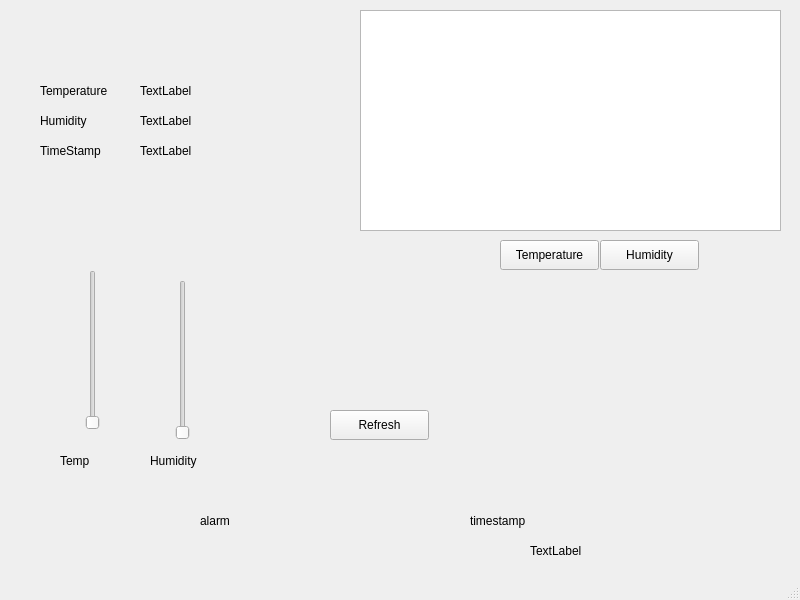
VatsalSheth/Embedded-Interface-Design, file Project_1/project1_GUI.ui: the form before one commit.
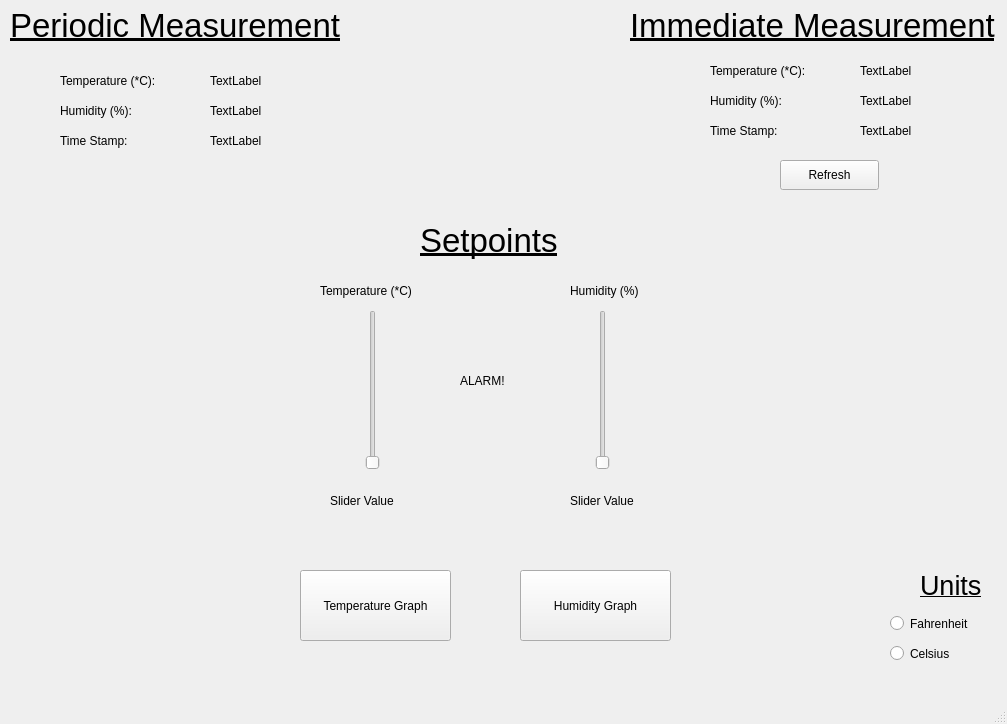
The form after the commit.

Commit message: Changed the layout of the GUI as per our brainstorming session early this afternoon

Diff of the .ui file:
```diff
--- a/Project_1/project1_GUI.ui
+++ b/Project_1/project1_GUI.ui
@@ -6,8 +6,8 @@
    <rect>
     <x>0</x>
     <y>0</y>
-    <width>800</width>
-    <height>600</height>
+    <width>1007</width>
+    <height>724</height>
    </rect>
   </property>
   <property name="windowTitle">
@@ -17,8 +17,8 @@
    <widget class="QPushButton" name="button_refresh">
     <property name="geometry">
      <rect>
-      <x>330</x>
-      <y>410</y>
+      <x>780</x>
+      <y>160</y>
       <width>99</width>
       <height>30</height>
      </rect>
@@ -27,47 +27,37 @@
      <string>Refresh</string>
     </property>
    </widget>
-   <widget class="QGraphicsView" name="display_graph">
-    <property name="geometry">
-     <rect>
-      <x>360</x>
-      <y>10</y>
-      <width>421</width>
-      <height>221</height>
-     </rect>
-    </property>
-   </widget>
    <widget class="QPushButton" name="button_temp">
     <property name="geometry">
      <rect>
-      <x>500</x>
-      <y>240</y>
-      <width>99</width>
-      <height>30</height>
+      <x>300</x>
+      <y>570</y>
+      <width>151</width>
+      <height>71</height>
      </rect>
     </property>
     <property name="text">
-     <string>Temperature</string>
+     <string>Temperature Graph</string>
     </property>
    </widget>
    <widget class="QPushButton" name="button_humidity">
     <property name="geometry">
      <rect>
-      <x>600</x>
-      <y>240</y>
-      <width>99</width>
-      <height>30</height>
+      <x>520</x>
+      <y>570</y>
+      <width>151</width>
+      <height>71</height>
      </rect>
     </property>
     <property name="text">
-     <string>Humidity</string>
+     <string>Humidity Graph</string>
     </property>
    </widget>
    <widget class="QLabel" name="label_temp">
     <property name="geometry">
      <rect>
-      <x>140</x>
-      <y>80</y>
+      <x>210</x>
+      <y>70</y>
       <width>68</width>
       <height>22</height>
      </rect>
@@ -79,8 +69,8 @@
    <widget class="QLabel" name="label_humidity">
     <property name="geometry">
      <rect>
-      <x>140</x>
-      <y>110</y>
+      <x>210</x>
+      <y>100</y>
       <width>71</width>
       <height>21</height>
      </rect>
@@ -92,73 +82,47 @@
    <widget class="QLabel" name="label_3">
     <property name="geometry">
      <rect>
-      <x>40</x>
-      <y>80</y>
-      <width>91</width>
+      <x>60</x>
+      <y>70</y>
+      <width>131</width>
       <height>22</height>
      </rect>
     </property>
     <property name="text">
-     <string>Temperature</string>
+     <string>Temperature (*C):</string>
     </property>
    </widget>
    <widget class="QLabel" name="label_4">
     <property name="geometry">
      <rect>
-      <x>40</x>
-      <y>110</y>
-      <width>91</width>
+      <x>60</x>
+      <y>100</y>
+      <width>101</width>
       <height>22</height>
      </rect>
     </property>
     <property name="text">
-     <string>Humidity</string>
-    </property>
-   </widget>
-   <widget class="QLabel" name="label_5">
-    <property name="geometry">
-     <rect>
-      <x>530</x>
-      <y>540</y>
-      <width>261</width>
-      <height>22</height>
-     </rect>
-    </property>
-    <property name="text">
-     <string>TextLabel</string>
-    </property>
-   </widget>
-   <widget class="QLabel" name="label_timestamp">
-    <property name="geometry">
-     <rect>
-      <x>470</x>
-      <y>510</y>
-      <width>321</width>
-      <height>22</height>
-     </rect>
-    </property>
-    <property name="text">
-     <string>timestamp</string>
+     <string>Humidity (%):</string>
     </property>
    </widget>
    <widget class="QLabel" name="label_alert">
     <property name="geometry">
      <rect>
-      <x>200</x>
-      <y>510</y>
+      <x>460</x>
+      <y>370</y>
       <width>68</width>
       <height>22</height>
      </rect>
     </property>
     <property name="text">
-     <string>alarm</string>
+     <string>ALARM!</string>
     </property>
    </widget>
    <widget class="QSlider" name="slide_temp">
     <property name="geometry">
      <rect>
-      <x>80</x>
-      <y>270</y>
+      <x>360</x>
+      <y>310</y>
       <width>26</width>
       <height>160</height>
      </rect>
@@ -170,8 +134,8 @@
    <widget class="QSlider" name="slide_humidity">
     <property name="geometry">
      <rect>
-      <x>170</x>
-      <y>280</y>
+      <x>590</x>
+      <y>310</y>
       <width>26</width>
       <height>160</height>
      </rect>
@@ -183,48 +147,48 @@
    <widget class="QLabel" name="label_set_temp">
     <property name="geometry">
      <rect>
-      <x>60</x>
-      <y>450</y>
-      <width>68</width>
+      <x>320</x>
+      <y>280</y>
+      <width>131</width>
       <height>22</height>
      </rect>
     </property>
     <property name="text">
-     <string>Temp</string>
+     <string>Temperature (*C)</string>
     </property>
    </widget>
    <widget class="QLabel" name="label_set_humidity">
     <property name="geometry">
      <rect>
-      <x>150</x>
-      <y>450</y>
-      <width>68</width>
+      <x>570</x>
+      <y>280</y>
+      <width>91</width>
       <height>22</height>
      </rect>
     </property>
     <property name="text">
-     <string>Humidity</string>
+     <string>Humidity (%)</string>
     </property>
    </widget>
    <widget class="QLabel" name="label">
     <property name="geometry">
      <rect>
-      <x>40</x>
-      <y>140</y>
+      <x>60</x>
+      <y>130</y>
       <width>91</width>
       <height>22</height>
      </rect>
     </property>
     <property name="text">
-     <string>TimeStamp</string>
+     <string>Time Stamp:</string>
     </property>
    </widget>
    <widget class="QLabel" name="label_time">
     <property name="geometry">
      <rect>
-      <x>140</x>
-      <y>140</y>
-      <width>201</width>
+      <x>210</x>
+      <y>130</y>
+      <width>71</width>
       <height>22</height>
      </rect>
     </property>
@@ -232,6 +196,212 @@
      <string>TextLabel</string>
     </property>
    </widget>
+   <widget class="QLabel" name="label_2">
+    <property name="geometry">
+     <rect>
+      <x>10</x>
+      <y>0</y>
+      <width>331</width>
+      <height>51</height>
+     </rect>
+    </property>
+    <property name="font">
+     <font>
+      <pointsize>25</pointsize>
+      <underline>true</underline>
+     </font>
+    </property>
+    <property name="text">
+     <string>Periodic Measurement</string>
+    </property>
+   </widget>
+   <widget class="QLabel" name="label_6">
+    <property name="geometry">
+     <rect>
+      <x>630</x>
+      <y>0</y>
+      <width>371</width>
+      <height>51</height>
+     </rect>
+    </property>
+    <property name="font">
+     <font>
+      <pointsize>25</pointsize>
+      <underline>true</underline>
+     </font>
+    </property>
+    <property name="text">
+     <string>Immediate Measurement</string>
+    </property>
+   </widget>
+   <widget class="QLabel" name="label_temp_2">
+    <property name="geometry">
+     <rect>
+      <x>860</x>
+      <y>60</y>
+      <width>68</width>
+      <height>22</height>
+     </rect>
+    </property>
+    <property name="text">
+     <string>TextLabel</string>
+    </property>
+   </widget>
+   <widget class="QLabel" name="label_7">
+    <property name="geometry">
+     <rect>
+      <x>710</x>
+      <y>60</y>
+      <width>131</width>
+      <height>22</height>
+     </rect>
+    </property>
+    <property name="text">
+     <string>Temperature (*C):</string>
+    </property>
+   </widget>
+   <widget class="QLabel" name="label_humidity_2">
+    <property name="geometry">
+     <rect>
+      <x>860</x>
+      <y>90</y>
+      <width>71</width>
+      <height>21</height>
+     </rect>
+    </property>
+    <property name="text">
+     <string>TextLabel</string>
+    </property>
+   </widget>
+   <widget class="QLabel" name="label_time_2">
+    <property name="geometry">
+     <rect>
+      <x>860</x>
+      <y>120</y>
+      <width>71</width>
+      <height>22</height>
+     </rect>
+    </property>
+    <property name="text">
+     <string>TextLabel</string>
+    </property>
+   </widget>
+   <widget class="QLabel" name="label_8">
+    <property name="geometry">
+     <rect>
+      <x>710</x>
+      <y>90</y>
+      <width>101</width>
+      <height>22</height>
+     </rect>
+    </property>
+    <property name="text">
+     <string>Humidity (%):</string>
+    </property>
+   </widget>
+   <widget class="QLabel" name="label_9">
+    <property name="geometry">
+     <rect>
+      <x>710</x>
+      <y>120</y>
+      <width>91</width>
+      <height>22</height>
+     </rect>
+    </property>
+    <property name="text">
+     <string>Time Stamp:</string>
+    </property>
+   </widget>
+   <widget class="QLabel" name="label_10">
+    <property name="geometry">
+     <rect>
+      <x>420</x>
+      <y>220</y>
+      <width>141</width>
+      <height>41</height>
+     </rect>
+    </property>
+    <property name="font">
+     <font>
+      <pointsize>25</pointsize>
+      <underline>true</underline>
+     </font>
+    </property>
+    <property name="text">
+     <string>Setpoints</string>
+    </property>
+   </widget>
+   <widget class="QLabel" name="label_5">
+    <property name="geometry">
+     <rect>
+      <x>330</x>
+      <y>490</y>
+      <width>81</width>
+      <height>22</height>
+     </rect>
+    </property>
+    <property name="text">
+     <string>Slider Value</string>
+    </property>
+   </widget>
+   <widget class="QLabel" name="label_11">
+    <property name="geometry">
+     <rect>
+      <x>570</x>
+      <y>490</y>
+      <width>81</width>
+      <height>22</height>
+     </rect>
+    </property>
+    <property name="text">
+     <string>Slider Value</string>
+    </property>
+   </widget>
+   <widget class="QLabel" name="label_12">
+    <property name="geometry">
+     <rect>
+      <x>920</x>
+      <y>570</y>
+      <width>61</width>
+      <height>31</height>
+     </rect>
+    </property>
+    <property name="font">
+     <font>
+      <pointsize>20</pointsize>
+      <underline>true</underline>
+     </font>
+    </property>
+    <property name="text">
+     <string>Units</string>
+    </property>
+   </widget>
+   <widget class="QRadioButton" name="radioButton">
+    <property name="geometry">
+     <rect>
+      <x>890</x>
+      <y>610</y>
+      <width>119</width>
+      <height>27</height>
+     </rect>
+    </property>
+    <property name="text">
+     <string>Fahrenheit</string>
+    </property>
+   </widget>
+   <widget class="QRadioButton" name="radioButton_2">
+    <property name="geometry">
+     <rect>
+      <x>890</x>
+      <y>640</y>
+      <width>119</width>
+      <height>27</height>
+     </rect>
+    </property>
+    <property name="text">
+     <string>Celsius</string>
+    </property>
+   </widget>
   </widget>
   <widget class="QMenuBar" name="menubar">
    <property name="geometry">
```
Left out of the diff: 2 changed lines with no effect on the pictures.
